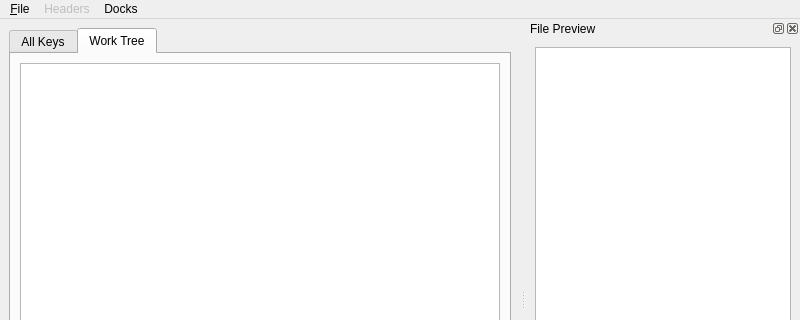
Old version of the form qtdesigner-ui/main_window.ui in the repository alpernebbi/git-annex-metadata-gui; both pictures show x 0 to 800 and y 0 to 320 of the 800 by 600 pixel window.
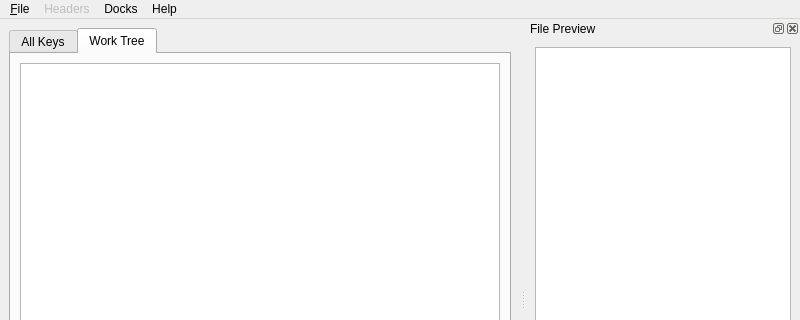
New version of the form. Custom widgets are drawn as their Qt base class.

Commit message: Add an about dialog

```diff
--- a/qtdesigner-ui/main_window.ui
+++ b/qtdesigner-ui/main_window.ui
@@ -179,9 +179,16 @@
     <addaction name="action_dock_preview"/>
     <addaction name="action_dock_metadata"/>
    </widget>
+   <widget class="QMenu" name="menu_help">
+    <property name="title">
+     <string>Help</string>
+    </property>
+    <addaction name="action_about"/>
+   </widget>
    <addaction name="menu_file"/>
    <addaction name="menu_headers"/>
    <addaction name="menu_docks"/>
+   <addaction name="menu_help"/>
   </widget>
   <widget class="QStatusBar" name="statusbar"/>
   <widget class="QDockWidget" name="dock_preview">
```
Left out of the diff: 54 changed lines with no effect on the pictures. The commit also changes 2 other files.
